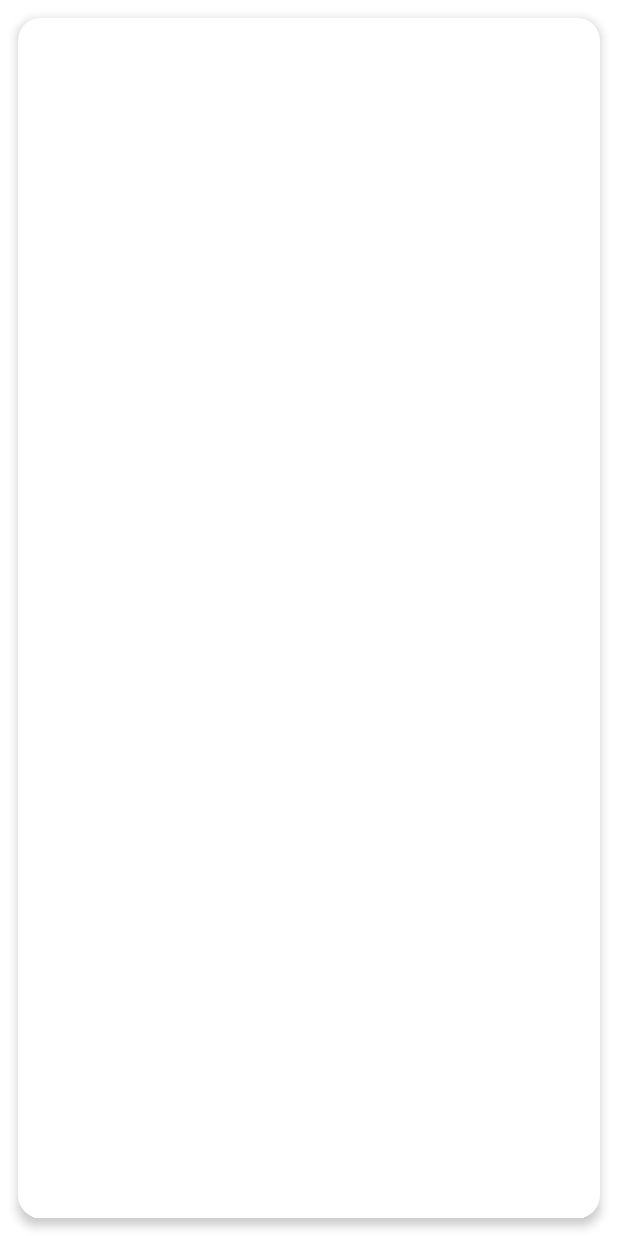
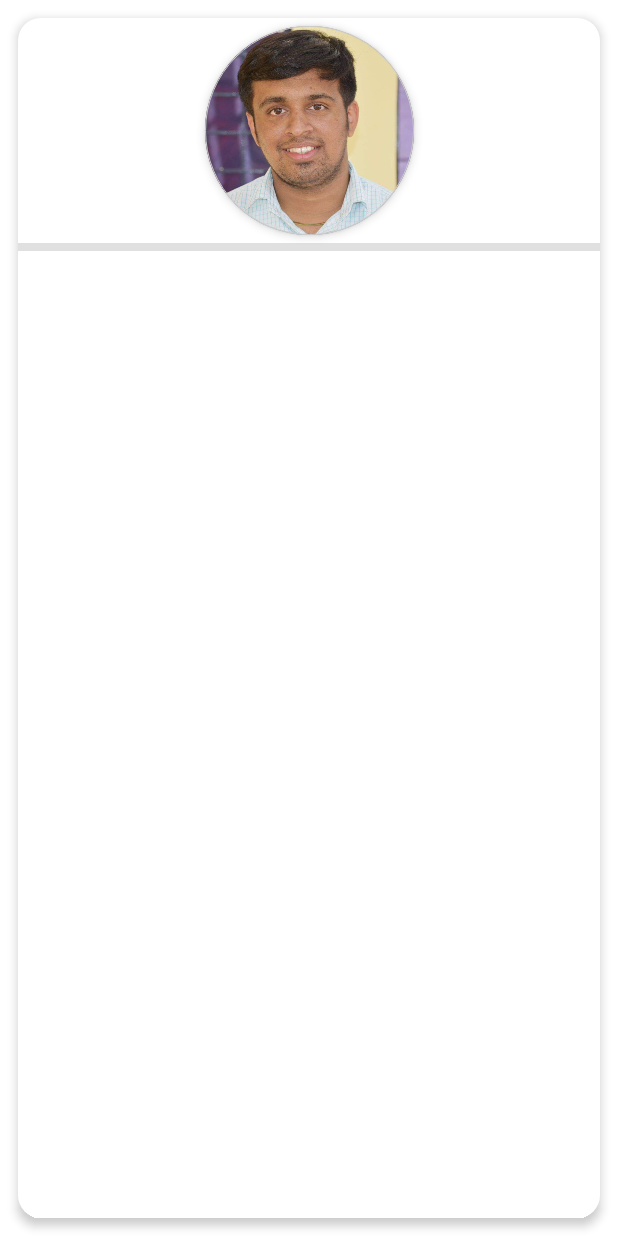
Before and after one commit to shivaprasad-bhat/Bizz-Compose, an Android app built with Jetpack Compose: the screen it shows after launch (MainActivity), on a phone screen of 412 x 824 dp. Run offline under Robolectric (Android 15) with nearby library versions, the phone set to English and light mode, and no system bars.

Commit message:
Profile Image Composable added

```diff
--- a/app/src/main/java/me/svbneelmne/compose/bizzzz/MainActivity.kt
+++ b/app/src/main/java/me/svbneelmne/compose/bizzzz/MainActivity.kt
@@ -3,15 +3,21 @@ package me.svbneelmne.compose.bizzzz
 import android.os.Bundle
 import androidx.activity.ComponentActivity
 import androidx.activity.compose.setContent
+import androidx.compose.foundation.BorderStroke
+import androidx.compose.foundation.Image
 import androidx.compose.foundation.layout.*
+import androidx.compose.foundation.shape.CircleShape
 import androidx.compose.foundation.shape.RoundedCornerShape
 import androidx.compose.material.Card
+import androidx.compose.material.Divider
 import androidx.compose.material.MaterialTheme
 import androidx.compose.material.Surface
-import androidx.compose.material.Text
 import androidx.compose.runtime.Composable
+import androidx.compose.ui.Alignment
 import androidx.compose.ui.Modifier
 import androidx.compose.ui.graphics.Color
+import androidx.compose.ui.layout.ContentScale
+import androidx.compose.ui.res.painterResource
 import androidx.compose.ui.tooling.preview.Preview
 import androidx.compose.ui.unit.dp
 import me.svbneelmne.compose.bizzzz.ui.theme.BizzzTheme
@@ -46,7 +52,38 @@ fun CreateBizCard() {
             elevation = 4.dp,
         ) {
 
+            Column(
+                modifier = Modifier.height(300.dp),
+                verticalArrangement = Arrangement.Top,
+                horizontalAlignment = Alignment.CenterHorizontally
+            ) {
+                ProfileImage()
+                Divider(
+                    thickness = 5.dp
+                )
+            }
+
         }
+    }
+}
+
+@Composable
+private fun ProfileImage() {
+    Surface(
+        modifier = Modifier
+            .size(150.dp)
+            .padding(5.dp),
+        shape = CircleShape,
+        border = BorderStroke(0.5.dp, Color.LightGray),
+        elevation = 4.dp,
+        color = MaterialTheme.colors.onSurface.copy(alpha = 0.5f)
+    ) {
+        Image(
+            painter = painterResource(id = R.drawable.shivaprasad),
+            contentDescription = "Profile Image",
+            modifier = Modifier.size(135.dp),
+            contentScale = ContentScale.Crop
+        )
     }
 }
 
```
Also changed, not shown: app/src/main/res/drawable/shivaprasad.png (added).
